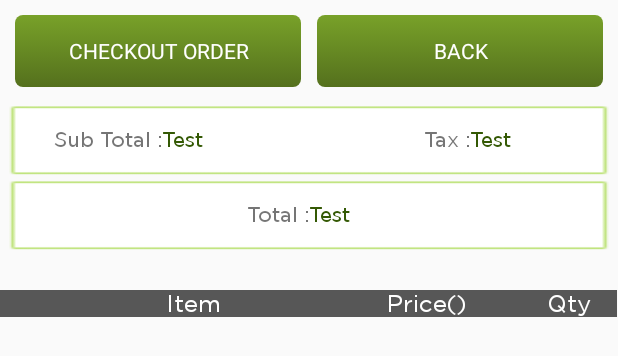
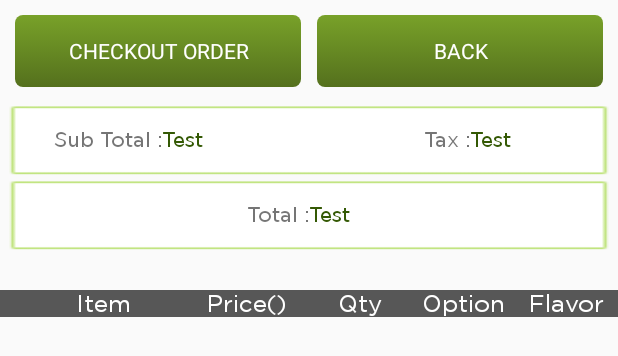
Before and after one commit to samasys-software/ProdcastCAndroid, an Android app: the layout activity_entry.xml on its own in the app's theme, with its tools: preview values and no code run, on a phone screen of 412 x 824 dp. Shown: the top 356 px of the screen. Run offline under Robolectric (Android 15) with nearby library versions, the phone set to English and light mode, and no system bars; plain views replace SwipeMenuListView; network calls fail.

Commit message:
EntryActivity(Review)-Option,Flavor

```diff
--- a/Prodcast/app/src/main/java/com/samayu/prodcastc/ui/EntryActivity.java
+++ b/Prodcast/app/src/main/java/com/samayu/prodcastc/ui/EntryActivity.java
@@ -231,6 +231,7 @@ public class EntryActivity extends ProdcastCBaseActivity {
         final TextView subTotal=(TextView) findViewById(R.id.totalSubTotal);
         final TextView tax=(TextView) findViewById(R.id.totalTax);
 
+
         float sub_total=0;
         float total_tax=0;
         for(OrderDetails entry:entries)
@@ -391,6 +392,7 @@ public class EntryActivity extends ProdcastCBaseActivity {
             OrderEntryDTO orderEntry=new OrderEntryDTO();
             orderEntry.setProductId(String.valueOf(d1.getProduct().getId()));
             orderEntry.setQuantity(String.valueOf(d1.getQuantity()));
+           // orderEntry.setOptionValue(String.valueOf(d1.getOptionValue()));
 
 
 
--- a/Prodcast/app/src/main/java/com/samayu/prodcastc/ui/LoginActivity.java
+++ b/Prodcast/app/src/main/java/com/samayu/prodcastc/ui/LoginActivity.java
@@ -270,7 +270,7 @@ public class LoginActivity extends AppCompatActivity {
         if (ctry <= 0) {
             TextView errorText = (TextView)country.getSelectedView();
             errorText.setError(getString(R.string.error_field_required));
-            Toast.makeText(this, "This field is Reqiured", Toast.LENGTH_SHORT).show();
+            Toast.makeText(this, "This field is Required", Toast.LENGTH_SHORT).show();
             //errorText.setText(getString(R.string.error_field_required));
             focusView=errorText;
             cancel = true;
--- a/Prodcast/app/src/main/res/layout/activity_entry.xml
+++ b/Prodcast/app/src/main/res/layout/activity_entry.xml
@@ -145,7 +145,7 @@
         <LinearLayout
             android:layout_width="0dp"
             android:layout_height="wrap_content"
-            android:layout_weight="0.7"
+            android:layout_weight="1"
             android:orientation="horizontal"
             android:layout_gravity="center"
             android:background="@drawable/border_headermiddle">
@@ -172,11 +172,30 @@
             android:layout_width="0dp"
             android:gravity="center"
             android:layout_height="wrap_content"
-            android:layout_weight="0.5"
+            android:layout_weight="1"
             android:text="Qty"
             android:background="@drawable/border_headermiddle"
             style="@style/TableHeader"
-
+            />
+        <TextView
+            android:id="@+id/orderOptionValue"
+            android:layout_width="0dp"
+            android:gravity="center"
+            android:layout_height="wrap_content"
+            android:layout_weight="1"
+            android:text="Option"
+            android:background="@drawable/border_headermiddle"
+            style="@style/TableHeader"
+            />
+        <TextView
+            android:id="@+id/orderFlavorValue"
+            android:layout_width="0dp"
+            android:gravity="center"
+            android:layout_height="wrap_content"
+            android:layout_weight="1"
+            android:text="Flavor"
+            android:background="@drawable/border_headermiddle"
+            style="@style/TableHeader"
             />
 
 
--- a/Prodcast/app/src/main/res/layout/qty_dialog.xml
+++ b/Prodcast/app/src/main/res/layout/qty_dialog.xml
@@ -92,7 +92,7 @@
         android:layout_width="match_parent"
         android:layout_height="wrap_content"
         android:orientation="horizontal"
-        android:layout_marginTop="10dp">
+        android:layout_marginTop="15dp">
 
         <android.support.design.widget.TextInputLayout
 
```
Also changed, not shown: Prodcast/app/src/main/java/com/samayu/prodcastc/businessObjects/domain/OrderDetails.java (+14 -10 lines), Prodcast/app/src/main/java/com/samayu/prodcastc/businessObjects/dto/OrderEntryDTO.java (+0 -18 lines), Prodcast/app/src/main/java/com/samayu/prodcastc/ui/EntriesCustomAdapter.java (+12 -1 lines), Prodcast/app/src/main/java/com/samayu/prodcastc/ui/ProductDetailFragment.java (+50 -25 lines), Prodcast/app/src/main/res/layout/entry_list.xml (+23 -3 lines).
